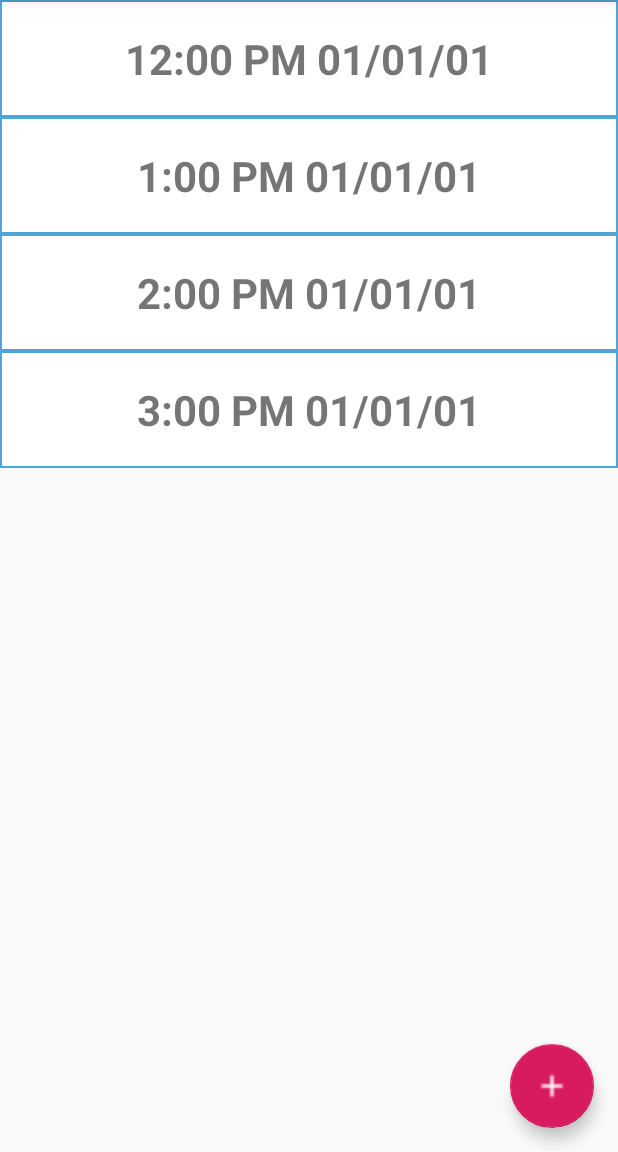
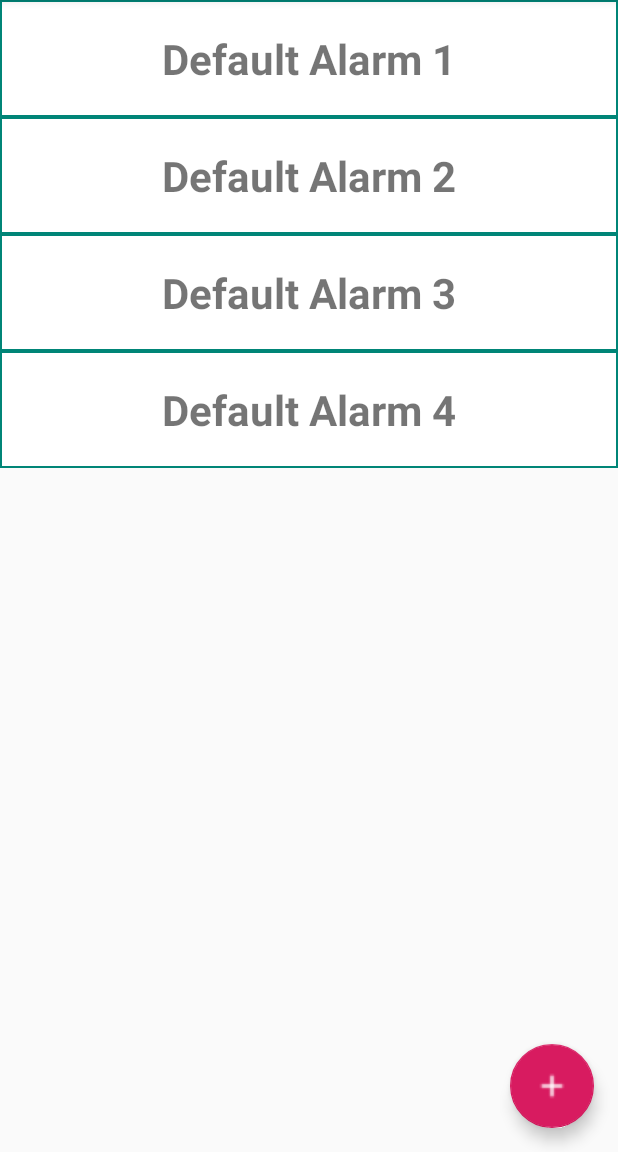
Before and after one commit to lehmansarahm/SmartPrompter-Archive, an Android app: the screen it shows after launch (MainActivity), after a tap on "Active Alarms", on a phone screen of 412 x 824 dp, the part 84-1236 px from its top. Run offline under Robolectric (Android 15) with nearby library versions, the phone set to English and light mode, and no system bars; 1 other tap on this screen came first.

Commit message:
Able to add new alarms to basic list.  Still need to enable editing for existing alarms.

```diff
--- a/SmartPrompter/app/src/main/java/edu/temple/smartprompter/ActiveAlarmsAdapter.java
+++ b/SmartPrompter/app/src/main/java/edu/temple/smartprompter/ActiveAlarmsAdapter.java
@@ -7,16 +7,16 @@ import android.view.ViewGroup;
 import android.widget.TextView;
 import android.widget.Toast;
 
+import java.util.List;
+
 public class ActiveAlarmsAdapter extends RecyclerView.Adapter<AlarmViewHolder> {
 
-    private String[] mDataset;
+    private List<Alarm> mDataset;
 
-    // Provide a suitable constructor (depends on the kind of dataset)
-    public ActiveAlarmsAdapter(String[] myDataset) {
+    public ActiveAlarmsAdapter(List<Alarm> myDataset) {
         mDataset = myDataset;
     }
 
-    // Create new views (invoked by the layout manager)
     @Override
     public AlarmViewHolder onCreateViewHolder(ViewGroup parent, int viewType) {
         TextView v = (TextView) LayoutInflater.from(parent.getContext())
@@ -25,24 +25,22 @@ public class ActiveAlarmsAdapter extends RecyclerView.Adapter<AlarmViewHolder> {
         return vh;
     }
 
-    // Replace the contents of a view (invoked by the layout manager)
     @Override
     public void onBindViewHolder(final AlarmViewHolder holder, int position) {
-        holder.mTextView.setText(mDataset[position]);
+        holder.mTextView.setText(mDataset.get(position).toString());
         holder.mTextView.setOnClickListener(new View.OnClickListener() {
             @Override
             public void onClick(View view) {
                 Toast.makeText(holder.mContext,
-                        "Clicked: " + holder.mTextView.getText(),
+                        "CLICKED: " + holder.mTextView.getText(),
                         Toast.LENGTH_SHORT).show();
             }
         });
     }
 
-    // Return the size of your dataset (invoked by the layout manager)
     @Override
     public int getItemCount() {
-        return mDataset.length;
+        return mDataset.size();
     }
 
 }
--- a/SmartPrompter/app/src/main/java/edu/temple/smartprompter/ActiveAlarmsFragment.java
+++ b/SmartPrompter/app/src/main/java/edu/temple/smartprompter/ActiveAlarmsFragment.java
@@ -1,6 +1,7 @@
 package edu.temple.smartprompter;
 
 import android.os.Bundle;
+import android.support.design.widget.FloatingActionButton;
 import android.support.v4.app.Fragment;
 import android.support.v7.widget.DefaultItemAnimator;
 import android.support.v7.widget.LinearLayoutManager;
@@ -8,12 +9,17 @@ import android.support.v7.widget.RecyclerView;
 import android.view.LayoutInflater;
 import android.view.View;
 import android.view.ViewGroup;
+import android.widget.Toast;
+
+import java.util.List;
 
 public class ActiveAlarmsFragment extends Fragment {
 
     private RecyclerView mRecyclerView;
     private RecyclerView.Adapter mAdapter;
     private RecyclerView.LayoutManager mLayoutManager;
+
+    private List<Alarm> mAlarmDataset = Alarm.getDefaults();
 
     public ActiveAlarmsFragment() {
         // Required empty public constructor
@@ -50,16 +56,21 @@ public class ActiveAlarmsFragment extends Fragment {
         mLayoutManager = new LinearLayoutManager(getActivity());
         mRecyclerView.setLayoutManager(mLayoutManager);
 
-        String[] myDataset = new String[] {
-                "12:00 PM 01/01/01",
-                "1:00 PM 01/01/01",
-                "2:00 PM 01/01/01",
-                "3:00 PM 01/01/01"
-        };
-
-        mAdapter = new ActiveAlarmsAdapter(myDataset);
+        mAdapter = new ActiveAlarmsAdapter(mAlarmDataset);
         mRecyclerView.setAdapter(mAdapter);
         mRecyclerView.setItemAnimator(new DefaultItemAnimator());
+
+        FloatingActionButton fab = rootView.findViewById(R.id.add_alarm_button);
+        fab.setOnClickListener(new View.OnClickListener() {
+            @Override
+            public void onClick(View view) {
+                Toast.makeText(getActivity(),
+                        "Time to add a new alarm!",
+                        Toast.LENGTH_SHORT).show();
+                mAlarmDataset.add(new Alarm("01/01/19", "12:00 AM", "New Alarm"));
+                mAdapter.notifyItemInserted(mAlarmDataset.size() - 1);
+            }
+        });
 
         return rootView;
     }
--- /dev/null
+++ b/SmartPrompter/app/src/main/java/edu/temple/smartprompter/Alarm.java
@@ -0,0 +1,29 @@
+package edu.temple.smartprompter;
+
+import java.util.ArrayList;
+import java.util.List;
+
+public class Alarm {
+
+    private String date, time, label;
+
+    public Alarm(String d, String t, String l) {
+        date = d;
+        time = t;
+        label = l;
+    }
+
+    public String toString() {
+        return label;
+    }
+
+    public static List<Alarm> getDefaults() {
+        List<Alarm> alarmList = new ArrayList<>();
+        alarmList.add(new Alarm("01/01/19", "12:00 PM", "Default Alarm 1"));
+        alarmList.add(new Alarm("01/01/19", "1:00 PM", "Default Alarm 2"));
+        alarmList.add(new Alarm("01/01/19", "2:00 PM", "Default Alarm 3"));
+        alarmList.add(new Alarm("01/01/19", "3:00 PM", "Default Alarm 4"));
+        return alarmList;
+    }
+
+}
--- a/SmartPrompter/app/src/main/res/drawable/recycler_item_back.xml
+++ b/SmartPrompter/app/src/main/res/drawable/recycler_item_back.xml
@@ -1,4 +1,8 @@
-<shape xmlns:android="http://schemas.android.com/apk/res/android" android:shape="rectangle" >
+<shape
+    xmlns:android="http://schemas.android.com/apk/res/android"
+    android:shape="rectangle" >
     <solid android:color="@android:color/white" />
-    <stroke android:width="1dip" android:color="#4fa5d5"/>
+    <stroke
+        android:width="1dp"
+        android:color="@color/colorPrimary"/>
 </shape>
```
